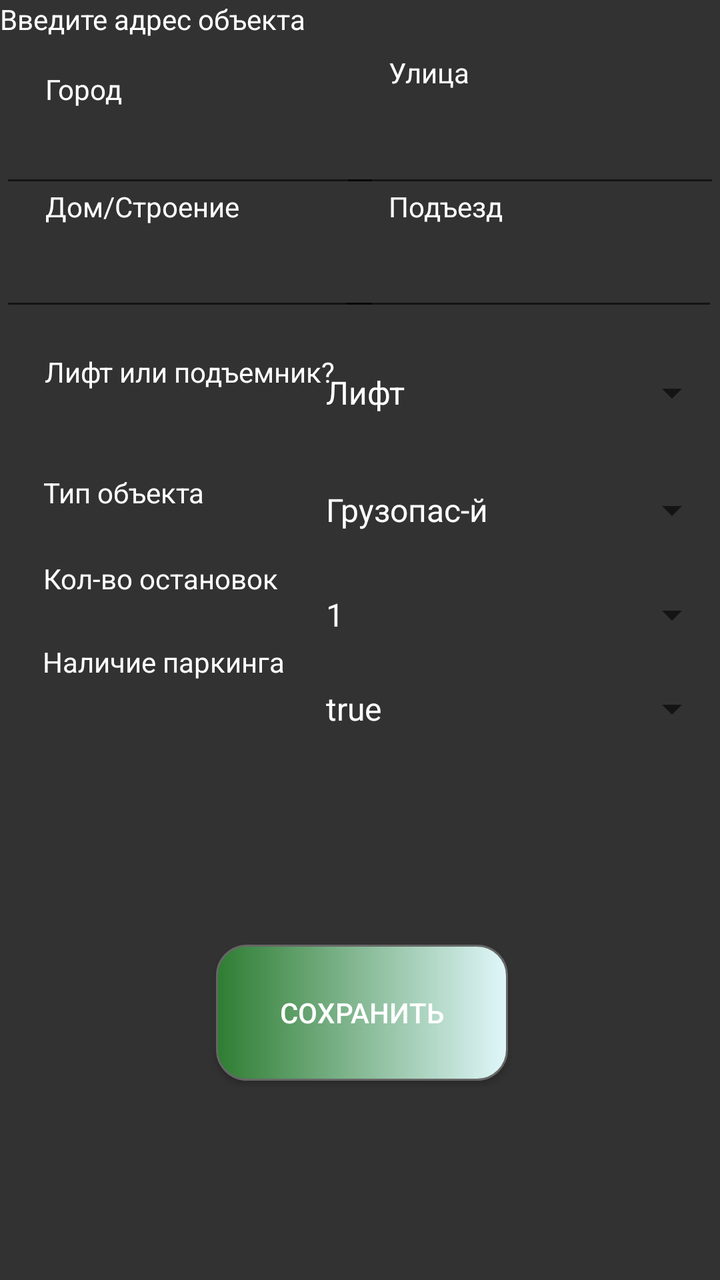
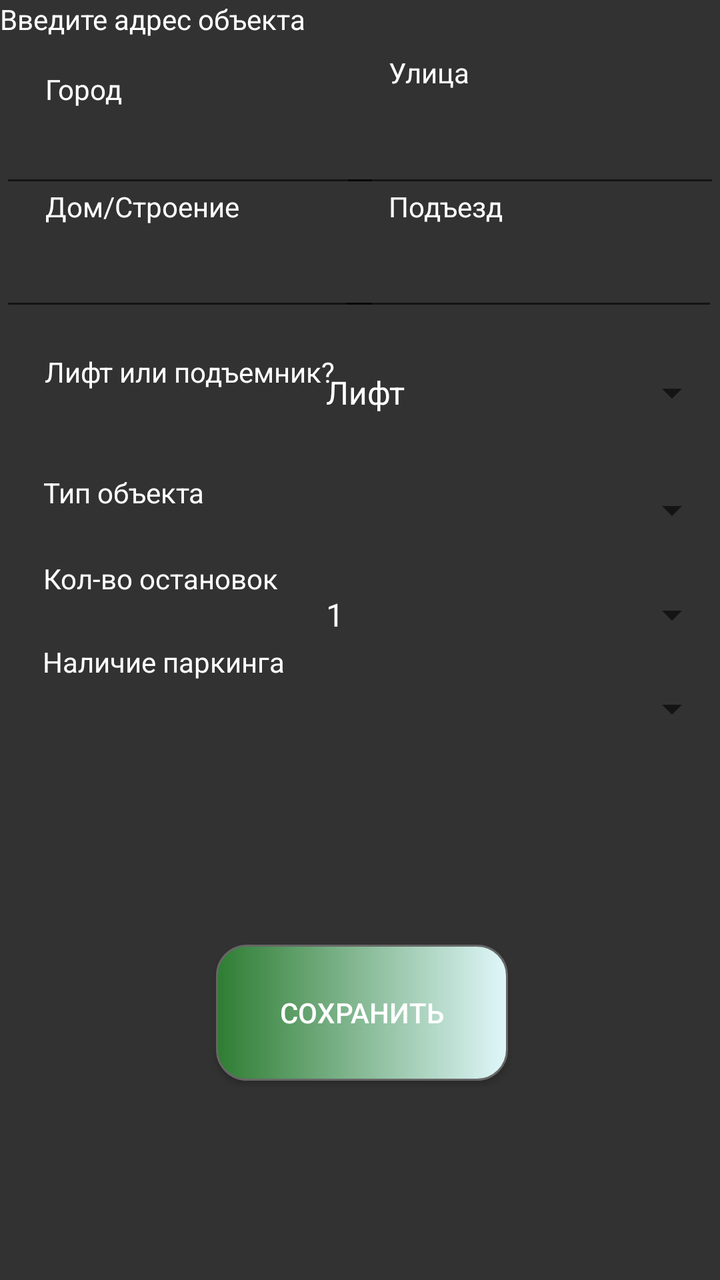

Two renders of the same Android screen: before a commit and after it. Below are the layout's source before the change and the commit's diff.
<!-- AndroidManifest.xml: application theme Theme.HowMuchCash -->
<!-- res/layout/fragment_input_objects.xml -->
<?xml version="1.0" encoding="utf-8"?>
<androidx.constraintlayout.widget.ConstraintLayout xmlns:android="http://schemas.android.com/apk/res/android"
    xmlns:app="http://schemas.android.com/apk/res-auto"
    xmlns:tools="http://schemas.android.com/tools"
    android:id="@+id/input_objects"
    android:layout_width="match_parent"
    android:layout_height="match_parent"
    tools:context=".ui.main.InputObjectsFragment">

    <TextView
        android:id="@+id/textView12"
        android:layout_width="match_parent"
        android:layout_height="35dp"
        android:text="@string/address"
        android:textAlignment="center"
        app:layout_constraintBottom_toBottomOf="parent"
        app:layout_constraintEnd_toEndOf="parent"
        app:layout_constraintHorizontal_bias="0.0"
        app:layout_constraintStart_toStartOf="parent"
        app:layout_constraintTop_toTopOf="parent"
        app:layout_constraintVertical_bias="0.0" />

    <TextView
        android:id="@+id/textView15"
        android:layout_width="141dp"
        android:layout_height="30dp"
        android:layout_marginBottom="1dp"
        android:text="@string/city"
        android:textAlignment="center"
        app:layout_constraintBottom_toTopOf="@+id/editTextCity"
        app:layout_constraintEnd_toEndOf="parent"
        app:layout_constraintHorizontal_bias="0.103"
        app:layout_constraintStart_toStartOf="parent"
        app:layout_constraintTop_toBottomOf="@+id/textView12"
        app:layout_constraintVertical_bias="0.0" />

    <TextView
        android:id="@+id/textView17"
        android:layout_width="141dp"
        android:layout_height="30dp"
        android:text="@string/buildings"
        android:textAlignment="center"
        app:layout_constraintBottom_toTopOf="@+id/editTextBuildings"
        app:layout_constraintEnd_toEndOf="parent"
        app:layout_constraintHorizontal_bias="0.103"
        app:layout_constraintStart_toStartOf="parent"
        app:layout_constraintTop_toBottomOf="@+id/editTextCity" />

    <EditText
        android:id="@+id/editTextEntrance"
        android:layout_width="190dp"
        android:layout_height="42dp"
        android:ems="10"
        android:inputType="text"
        android:textAlignment="center"
        app:layout_constraintBottom_toBottomOf="parent"
        app:layout_constraintEnd_toEndOf="parent"
        app:layout_constraintHorizontal_bias="0.995"
        app:layout_constraintStart_toStartOf="parent"
        app:layout_constraintTop_toTopOf="parent"
        app:layout_constraintVertical_bias="0.198" />

    <EditText
        android:id="@+id/editTextBuildings"
        android:layout_width="190dp"
        android:layout_height="42dp"
        android:ems="10"
        android:inputType="text"
        android:textAlignment="center"
        app:layout_constraintBottom_toBottomOf="parent"
        app:layout_constraintEnd_toEndOf="parent"
        app:layout_constraintHorizontal_bias="0.0"
        app:layout_constraintStart_toStartOf="parent"
        app:layout_constraintTop_toTopOf="parent"
        app:layout_constraintVertical_bias="0.198" />

    <EditText
        android:id="@+id/editTextStreet"
        android:layout_width="190dp"
        android:layout_height="42dp"
        android:ems="10"
        android:inputType="text"
        android:textAlignment="center"
        app:layout_constraintBottom_toBottomOf="parent"
        app:layout_constraintEnd_toEndOf="parent"
        app:layout_constraintHorizontal_bias="1.0"
        app:layout_constraintStart_toStartOf="parent"
        app:layout_constraintTop_toTopOf="parent"
        app:layout_constraintVertical_bias="0.095" />

    <EditText
        android:id="@+id/editTextCity"
        android:layout_width="190dp"
        android:layout_height="42dp"
        android:ems="10"
        android:inputType="text"
        android:textAlignment="center"
        app:layout_constraintBottom_toBottomOf="parent"
        app:layout_constraintEnd_toEndOf="parent"
        app:layout_constraintHorizontal_bias="0.0"
        app:layout_constraintStart_toStartOf="parent"
        app:layout_constraintTop_toTopOf="parent"
        app:layout_constraintVertical_bias="0.095" />

    <TextView
        android:id="@+id/textView16"
        android:layout_width="141dp"
        android:layout_height="30dp"
        android:text="@string/street"
        android:textAlignment="center"
        app:layout_constraintBottom_toTopOf="@+id/editTextStreet"
        app:layout_constraintEnd_toEndOf="parent"
        app:layout_constraintHorizontal_bias="0.888"
        app:layout_constraintStart_toStartOf="parent"
        app:layout_constraintTop_toBottomOf="@+id/textView12"
        app:layout_constraintVertical_bias="1.0" />

    <TextView
        android:id="@+id/textView18"
        android:layout_width="141dp"
        android:layout_height="30dp"
        android:text="@string/entrance"
        android:textAlignment="center"
        app:layout_constraintBottom_toTopOf="@+id/editTextEntrance"
        app:layout_constraintEnd_toEndOf="parent"
        app:layout_constraintHorizontal_bias="0.888"
        app:layout_constraintStart_toStartOf="parent"
        app:layout_constraintTop_toBottomOf="@+id/editTextStreet" />

    <TextView
        android:id="@+id/textViewTypeOfLiftOrElevator"
        android:layout_width="146dp"
        android:layout_height="40dp"
        android:layout_marginTop="16dp"
        android:text="@string/typeOfObjectLiftOrElevator"
        android:textAlignment="center"
        app:layout_constraintBottom_toBottomOf="parent"
        app:layout_constraintEnd_toEndOf="parent"
        app:layout_constraintHorizontal_bias="0.105"
        app:layout_constraintStart_toStartOf="parent"
        app:layout_constraintTop_toBottomOf="@+id/editTextBuildings"
        app:layout_constraintVertical_bias="0.0" />

    <TextView
        android:id="@+id/textView7"
        android:layout_width="146dp"
        android:layout_height="40dp"
        android:layout_marginTop="16dp"
        android:text="@string/typeOfObject"
        android:textAlignment="center"
        app:layout_constraintBottom_toBottomOf="parent"
        app:layout_constraintEnd_toEndOf="parent"
        app:layout_constraintHorizontal_bias="0.102"
        app:layout_constraintStart_toStartOf="parent"
        app:layout_constraintTop_toBottomOf="@+id/editTextBuildings"
        app:layout_constraintVertical_bias="0.104" />

    <TextView
        android:id="@+id/textView8"
        android:layout_width="146dp"
        android:layout_height="40dp"
        android:layout_marginTop="16dp"
        android:text="@string/parkingAvailability"
        android:textAlignment="center"
        app:layout_constraintBottom_toBottomOf="parent"
        app:layout_constraintEnd_toEndOf="parent"
        app:layout_constraintHorizontal_bias="0.1"
        app:layout_constraintStart_toStartOf="parent"
        app:layout_constraintTop_toBottomOf="@+id/editTextBuildings"
        app:layout_constraintVertical_bias="0.304" />

    <TextView
        android:id="@+id/textView9"
        android:layout_width="146dp"
        android:layout_height="40dp"
        android:layout_marginTop="16dp"
        android:text="@string/countNumberOfFloorsOfObject"
        android:textAlignment="center"
        app:layout_constraintBottom_toBottomOf="parent"
        app:layout_constraintEnd_toEndOf="parent"
        app:layout_constraintHorizontal_bias="0.102"
        app:layout_constraintStart_toStartOf="parent"
        app:layout_constraintTop_toBottomOf="@+id/editTextBuildings"
        app:layout_constraintVertical_bias="0.205" />

    <Button
        android:id="@+id/buttonAddObject"
        android:layout_width="146dp"
        android:layout_height="68dp"
        android:layout_marginStart="16dp"
        android:background="@drawable/custom_button"
        android:text="Сохранить"
        app:layout_constraintBottom_toBottomOf="parent"
        app:layout_constraintEnd_toEndOf="parent"
        app:layout_constraintHorizontal_bias="0.465"
        app:layout_constraintStart_toStartOf="parent"
        app:layout_constraintTop_toTopOf="parent"
        app:layout_constraintVertical_bias="0.826" />

    <Spinner
        android:id="@+id/spinnerTypeOfObjectUnit"
        android:layout_width="205dp"
        android:layout_height="40dp"
        android:layout_marginTop="16dp"
        android:entries="@array/typeOfObjectUnitArray"
        app:layout_constraintBottom_toBottomOf="parent"
        app:layout_constraintEnd_toEndOf="parent"
        app:layout_constraintHorizontal_bias="1.0"
        app:layout_constraintStart_toStartOf="parent"
        app:layout_constraintTop_toBottomOf="@+id/editTextEntrance"
        app:layout_constraintVertical_bias="0.0" />

    <Spinner
        android:id="@+id/spinnertypeOfObject"
        android:layout_width="205dp"
        android:layout_height="40dp"
        android:layout_marginTop="68dp"
        android:clickable="false"
        android:entries="@array/typeOfObjectArrayIfAll"
        app:layout_constraintBottom_toBottomOf="parent"
        app:layout_constraintEnd_toEndOf="parent"
        app:layout_constraintHorizontal_bias="1.0"
        app:layout_constraintStart_toStartOf="parent"
        app:layout_constraintTop_toBottomOf="@+id/editTextEntrance"
        app:layout_constraintVertical_bias="0.018" />

    <Spinner
        android:id="@+id/spinnerParkingAvailability"
        android:layout_width="205dp"
        android:layout_height="40dp"
        android:layout_marginTop="168dp"
        android:entries="@array/parkingAvailabilityArray"
        app:layout_constraintBottom_toBottomOf="parent"
        app:layout_constraintEnd_toEndOf="parent"
        app:layout_constraintHorizontal_bias="1.0"
        app:layout_constraintStart_toStartOf="parent"
        app:layout_constraintTop_toBottomOf="@+id/editTextEntrance"
        app:layout_constraintVertical_bias="0.022" />

    <Spinner
        android:id="@+id/spinnerCountNumberOfFloorsObject"
        android:layout_width="205dp"
        android:layout_height="40dp"
        android:layout_marginTop="118dp"
        android:entries="@array/countNumberOfFloorsOfObjectArray"
        app:layout_constraintBottom_toBottomOf="parent"
        app:layout_constraintEnd_toEndOf="parent"
        app:layout_constraintHorizontal_bias="1.0"
        app:layout_constraintStart_toStartOf="parent"
        app:layout_constraintTop_toBottomOf="@+id/editTextEntrance"
        app:layout_constraintVertical_bias="0.028" />

</androidx.constraintlayout.widget.ConstraintLayout>
<!-- resources referenced by this layout -->
<resources>
  <string-array name="countNumberOfFloorsOfObjectArray">
          <item>1</item>
          <item>2</item>
          <item>3</item>
          <item>4</item>
          <item>5</item>
          <item>6</item>
          <item>7</item>
          <item>8</item>
          <item>9</item>
          <item>10</item>
          <item>11</item>
          <item>12</item>
          <item>13</item>
          <item>14</item>
          <item>15</item>
          <item>16</item>
          <item>17</item>
          <item>18</item>
          <item>19</item>
          <item>20</item>
          <item>21</item>
          <item>22</item>
          <item>23</item>
          <item>24</item>
          <item>25</item>
          <item>26</item>
          <item>27</item>
          <item>28</item>
          <item>29</item>
          <item>30</item>
          <item>31</item>
          <item>32</item>
          <item>33</item>
          <item>34</item>
          <item>35</item>
          <item>36</item>
          <item>37</item>
          <item>38</item>
          <item>39</item>
          <item>40</item>
      </string-array>
  <string-array name="parkingAvailabilityArray">
          <item>true</item>
          <item>false</item>
      </string-array>
  <string-array name="typeOfObjectArrayIfAll">
          <item>Грузопас-й</item>
          <item>Пас-й</item>
          <item>Грузовой</item>
          <item>Малый грузовой</item>
          <item>Гидравлическая грузовая платформа</item>
          <item>Инвалидная платформа</item>
          <item>Эскалатор</item>
      </string-array>
  <string-array name="typeOfObjectUnitArray">
          <item>Лифт</item>
          <item>Подъемник</item>
      </string-array>
  <!-- drawable custom_button (drawable) -->
  <?xml version="1.0" encoding="utf-8"?>
  <shape
      xmlns:android="http://schemas.android.com/apk/res/android"
      android:shape="rectangle">
      <stroke
          android:color="@color/gray"
          android:width="1dp"/>
      <corners
          android:radius="15dp"/>
      <gradient
          android:startColor="#2e7d32"
          android:endColor="#e0f7fa"/>
  </shape>
  <string name="address">Введите адрес объекта</string>
  <string name="buildings">Дом/Строение</string>
  <string name="city">Город</string>
  <string name="countNumberOfFloorsOfObject">\nКол-во остановок</string>
  <string name="entrance">Подъезд</string>
  <string name="parkingAvailability">\nНаличие паркинга</string>
  <string name="street">Улица</string>
  <string name="typeOfObject">\nТип объекта</string>
  <string name="typeOfObjectLiftOrElevator">Лифт   или   подъемник?</string>
  <style name="Theme.HowMuchCash" parent="Theme.MaterialComponents.DayNight.NoActionBar">
          
          <item name="colorPrimary">@color/colorPrimary</item>              
          <item name="colorPrimaryVariant">@color/accentBackground</item>   
          <item name="colorSecondary">@color/colorPrimary</item>            
          <item name="colorSecondaryVariant">@color/mainBackground</item>   
  
          
          <item name="colorOnPrimary">@android:color/black</item>           
          <item name="colorOnSecondary">@color/mainBackground</item>         
          <item name="android:textColorPrimary">@color/white</item>
          <item name="android:textColor">@color/white</item>
          
          <item name="android:windowBackground">@color/mainBackground</item> 
  
          <item name="colorControlActivated">@color/colorPrimary</item>
          <item name="colorAccent">@color/colorPrimary</item>
  
          
          <item name="android:statusBarColor">@color/accentBackground</item> 
          <item name="android:windowLightStatusBar">false</item>             
  
          
          <item name="android:navigationBarColor">@color/accentBackground</item> 
      </style>
  <color name="gray">#FF666666</color>
  <color name="colorPrimary">#e3dd16</color>
  <color name="accentBackground">#212121</color>
  <color name="mainBackground">#323232</color>
  <color name="white">#FFFFFFFF</color>
</resources>

<!-- the commit's change to res/layout/fragment_input_objects.xml (unified diff, before → after) -->
@@ -210,13 +210,11 @@
         app:layout_constraintTop_toBottomOf="@+id/editTextEntrance"
         app:layout_constraintVertical_bias="0.0" />
 
-    <Spinner
+    <androidx.appcompat.widget.AppCompatSpinner
         android:id="@+id/spinnertypeOfObject"
         android:layout_width="205dp"
         android:layout_height="40dp"
         android:layout_marginTop="68dp"
-        android:clickable="false"
-        android:entries="@array/typeOfObjectArrayIfAll"
         app:layout_constraintBottom_toBottomOf="parent"
         app:layout_constraintEnd_toEndOf="parent"
         app:layout_constraintHorizontal_bias="1.0"
@@ -229,7 +227,6 @@
         android:layout_width="205dp"
         android:layout_height="40dp"
         android:layout_marginTop="168dp"
-        android:entries="@array/parkingAvailabilityArray"
         app:layout_constraintBottom_toBottomOf="parent"
         app:layout_constraintEnd_toEndOf="parent"
         app:layout_constraintHorizontal_bias="1.0"
<!-- resource entries referenced after the edit -->
@@ -41,19 +41,6 @@
           <item>38</item>
           <item>39</item>
           <item>40</item>
-      </string-array>
-  <string-array name="parkingAvailabilityArray">
-          <item>true</item>
-          <item>false</item>
-      </string-array>
-  <string-array name="typeOfObjectArrayIfAll">
-          <item>Грузопас-й</item>
-          <item>Пас-й</item>
-          <item>Грузовой</item>
-          <item>Малый грузовой</item>
-          <item>Гидравлическая грузовая платформа</item>
-          <item>Инвалидная платформа</item>
-          <item>Эскалатор</item>
       </string-array>
   <string-array name="typeOfObjectUnitArray">
           <item>Лифт</item>
